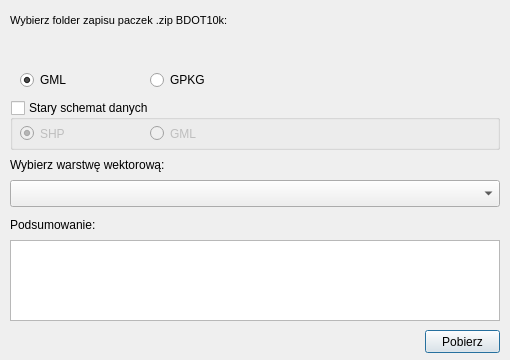
marylaGIS/bdot10k, file bdot10k_dialog_by_layer.ui: the form before one commit.
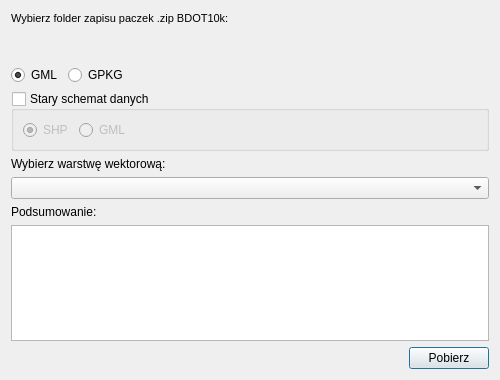
The form after the commit. Custom widgets are drawn as their Qt base class.

Commit message: dlg by layer with grid layout

The edit to the form file:
```diff
--- a/bdot10k_dialog_by_layer.ui
+++ b/bdot10k_dialog_by_layer.ui
@@ -6,82 +6,39 @@
    <rect>
     <x>0</x>
     <y>0</y>
-    <width>510</width>
-    <height>360</height>
+    <width>500</width>
+    <height>380</height>
    </rect>
   </property>
   <property name="minimumSize">
    <size>
-    <width>510</width>
-    <height>360</height>
+    <width>300</width>
+    <height>380</height>
    </size>
   </property>
   <property name="maximumSize">
    <size>
-    <width>510</width>
-    <height>360</height>
+    <width>1024</width>
+    <height>1024</height>
    </size>
   </property>
   <property name="windowTitle">
    <string>BDOT10k</string>
   </property>
-  <widget class="QLabel" name="label3">
-   <property name="geometry">
-    <rect>
-     <x>10</x>
-     <y>155</y>
-     <width>490</width>
-     <height>20</height>
-    </rect>
-   </property>
-   <property name="text">
-    <string>Wybierz warstwę wektorową:</string>
-   </property>
-  </widget>
-  <widget class="QgsMapLayerComboBox" name="mcbLayer">
-   <property name="geometry">
-    <rect>
-     <x>10</x>
-     <y>180</y>
-     <width>490</width>
-     <height>27</height>
-    </rect>
-   </property>
-   <property name="currentIndex">
-    <number>-1</number>
-   </property>
-  </widget>
-  <widget class="QTextBrowser" name="txt">
-   <property name="geometry">
-    <rect>
-     <x>10</x>
-     <y>240</y>
-     <width>490</width>
-     <height>81</height>
-    </rect>
-   </property>
-  </widget>
-  <widget class="QPushButton" name="btnDwnl">
-   <property name="geometry">
-    <rect>
-     <x>425</x>
-     <y>330</y>
-     <width>75</width>
-     <height>23</height>
-    </rect>
-   </property>
-   <property name="text">
-    <string>Pobierz</string>
-   </property>
-  </widget>
-  <widget class="QLabel" name="label1">
-   <property name="geometry">
-    <rect>
-     <x>10</x>
-     <y>10</y>
-     <width>490</width>
-     <height>20</height>
-    </rect>
+  <layout class="QGridLayout" name="gridLayout">
+   <item row="0" column="0">
+    <widget class="QLabel" name="label_1">
+     <property name="minimumSize">
+      <size>
+       <width>220</width>
+       <height>15</height>
+      </size>
+     </property>
+     <property name="maximumSize">
+      <size>
+       <width>16777215</width>
+       <height>15</height>
+      </size>
    </property>
    <property name="font">
     <font>
@@ -95,40 +52,101 @@
     <string>Wybierz folder zapisu paczek .zip BDOT10k:</string>
    </property>
   </widget>
+   </item>
+   <item row="1" column="0">
   <widget class="QgsFileWidget" name="dwnlPath">
-   <property name="geometry">
-    <rect>
-     <x>10</x>
-     <y>35</y>
-     <width>490</width>
+     <property name="minimumSize">
+      <size>
+       <width>220</width>
      <height>27</height>
-    </rect>
+      </size>
+     </property>
+     <property name="maximumSize">
+      <size>
+       <width>16777215</width>
+       <height>27</height>
+      </size>
    </property>
    <property name="storageMode">
     <enum>QgsFileWidget::GetDirectory</enum>
    </property>
   </widget>
-  <widget class="QLabel" name="label4">
-   <property name="geometry">
-    <rect>
-     <x>10</x>
-     <y>215</y>
-     <width>490</width>
+   </item>
+   <item row="2" column="0">
+    <layout class="QHBoxLayout" name="horizontalLayout_2">
+     <item>
+      <layout class="QHBoxLayout" name="horizontalLayout_1">
+       <item>
+        <widget class="QRadioButton" name="rbtnGML">
+         <property name="minimumSize">
+          <size>
+           <width>50</width>
      <height>20</height>
-    </rect>
-   </property>
+          </size>
+         </property>
+         <property name="maximumSize">
+          <size>
+           <width>16777215</width>
+           <height>20</height>
+          </size>
+         </property>
    <property name="text">
-    <string>Podsumowanie:</string>
-   </property>
-  </widget>
+          <string>GML</string>
+         </property>
+         <property name="checked">
+          <bool>true</bool>
+         </property>
+        </widget>
+       </item>
+       <item>
+        <widget class="QRadioButton" name="rbtnGPKG">
+         <property name="minimumSize">
+          <size>
+           <width>50</width>
+           <height>20</height>
+          </size>
+         </property>
+         <property name="maximumSize">
+          <size>
+           <width>16777215</width>
+           <height>20</height>
+          </size>
+         </property>
+         <property name="text">
+          <string>GPKG</string>
+         </property>
+        </widget>
+       </item>
+       <item>
+        <spacer name="horizontalSpacer_1">
+         <property name="orientation">
+          <enum>Qt::Horizontal</enum>
+         </property>
+         <property name="sizeHint" stdset="0">
+          <size>
+           <width>40</width>
+           <height>20</height>
+          </size>
+         </property>
+        </spacer>
+       </item>
+      </layout>
+     </item>
+    </layout>
+   </item>
+   <item row="3" column="0">
   <widget class="QGroupBox" name="gbOldSchema">
-   <property name="geometry">
-    <rect>
-     <x>10</x>
-     <y>100</y>
-     <width>490</width>
-     <height>50</height>
-    </rect>
+     <property name="minimumSize">
+      <size>
+       <width>0</width>
+       <height>60</height>
+      </size>
+     </property>
+     <property name="maximumSize">
+      <size>
+       <width>16777215</width>
+       <height>60</height>
+      </size>
    </property>
    <property name="title">
     <string>Stary schemat danych</string>
@@ -139,27 +157,24 @@
    <property name="checked">
     <bool>false</bool>
    </property>
-   <widget class="QRadioButton" name="rbtnGMLold">
-    <property name="geometry">
-     <rect>
-      <x>140</x>
-      <y>25</y>
-      <width>100</width>
-      <height>17</height>
-     </rect>
-    </property>
-    <property name="text">
-     <string>GML</string>
-    </property>
-   </widget>
+     <layout class="QGridLayout" name="gridLayout_1">
+      <item row="0" column="0">
+       <layout class="QHBoxLayout" name="horizontalLayout_4">
+        <item>
+         <layout class="QHBoxLayout" name="horizontalLayout_3">
+          <item>
    <widget class="QRadioButton" name="rbtnSHPold">
-    <property name="geometry">
-     <rect>
-      <x>10</x>
-      <y>25</y>
-      <width>100</width>
-      <height>17</height>
-     </rect>
+            <property name="minimumSize">
+             <size>
+              <width>50</width>
+              <height>20</height>
+             </size>
+            </property>
+            <property name="maximumSize">
+             <size>
+              <width>16777215</width>
+              <height>20</height>
+             </size>
     </property>
     <property name="text">
      <string>SHP</string>
@@ -168,42 +183,95 @@
      <bool>true</bool>
     </property>
    </widget>
-  </widget>
-  <widget class="QRadioButton" name="rbtnGML">
-   <property name="geometry">
-    <rect>
-     <x>20</x>
-     <y>70</y>
-     <width>110</width>
+          </item>
+          <item>
+           <widget class="QRadioButton" name="rbtnGMLold">
+            <property name="minimumSize">
+             <size>
+              <width>50</width>
      <height>20</height>
-    </rect>
+             </size>
+            </property>
+            <property name="maximumSize">
+             <size>
+              <width>16777215</width>
+              <height>20</height>
+             </size>
    </property>
    <property name="text">
     <string>GML</string>
    </property>
-   <property name="checked">
-    <bool>true</bool>
-   </property>
-   <attribute name="buttonGroup">
-    <string notr="true">buttonGroup</string>
-   </attribute>
-  </widget>
-  <widget class="QRadioButton" name="rbtnGPKG">
-   <property name="geometry">
-    <rect>
-     <x>150</x>
-     <y>70</y>
-     <width>110</width>
+           </widget>
+          </item>
+         </layout>
+        </item>
+        <item>
+         <spacer name="horizontalSpacer_2">
+          <property name="orientation">
+           <enum>Qt::Horizontal</enum>
+          </property>
+          <property name="sizeHint" stdset="0">
+           <size>
+            <width>40</width>
+            <height>20</height>
+           </size>
+          </property>
+         </spacer>
+        </item>
+       </layout>
+      </item>
+     </layout>
+    </widget>
+   </item>
+   <item row="4" column="0">
+    <widget class="QLabel" name="label_2">
+     <property name="text">
+      <string>Wybierz warstwę wektorową:</string>
+     </property>
+    </widget>
+   </item>
+   <item row="5" column="0">
+    <widget class="QgsMapLayerComboBox" name="mcbLayer">
+     <property name="currentIndex">
+      <number>-1</number>
+     </property>
+    </widget>
+   </item>
+   <item row="6" column="0">
+    <widget class="QLabel" name="label_3">
+     <property name="text">
+      <string>Podsumowanie:</string>
+     </property>
+    </widget>
+   </item>
+   <item row="7" column="0">
+    <widget class="QTextBrowser" name="txt"/>
+   </item>
+   <item row="8" column="0">
+    <layout class="QHBoxLayout" name="horizontalLayout">
+     <item>
+      <spacer name="horizontalSpacer">
+       <property name="orientation">
+        <enum>Qt::Horizontal</enum>
+       </property>
+       <property name="sizeHint" stdset="0">
+        <size>
+         <width>40</width>
      <height>20</height>
-    </rect>
-   </property>
+        </size>
+       </property>
+      </spacer>
+     </item>
+     <item>
+      <widget class="QPushButton" name="btnDwnl">
    <property name="text">
-    <string>GPKG</string>
-   </property>
-   <attribute name="buttonGroup">
-    <string notr="true">buttonGroup</string>
-   </attribute>
-  </widget>
+        <string>Pobierz</string>
+       </property>
+      </widget>
+     </item>
+    </layout>
+   </item>
+  </layout>
  </widget>
  <customwidgets>
   <customwidget>
```
Left out of the diff: 3 changed lines with no effect on the pictures. Lines whose indentation alone changed are shown as unchanged.
